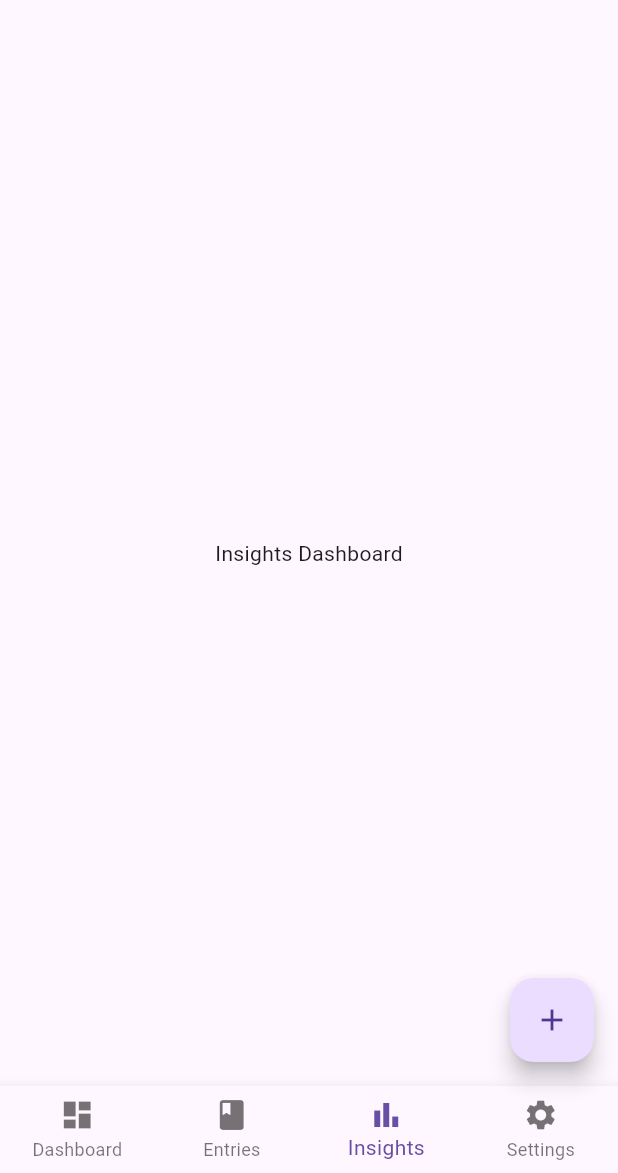
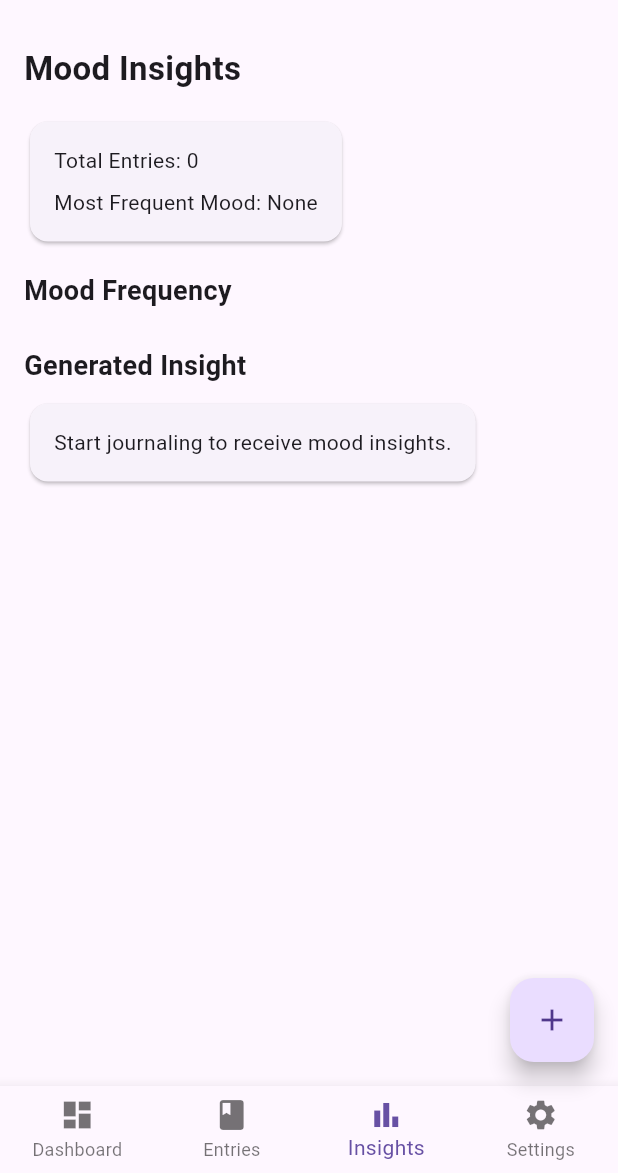
Before and after one commit to KenyNguyenn321/project-02, a Flutter app: the HomeScreen screen opened directly, item 3 of the bottom bar chosen, on a phone screen of 412 x 824 dp, the part 63-1236 px from its top. Run offline on Flutter 3.47's test engine with Material 3 defaults, Android fonts, the phone set to English and light mode, and no system bars; our stand-ins replace cloud_firestore, firebase_auth, firebase_core; accounts and stored records are empty.

Commit message:
added rule based mood insight logic
added rule based mood insight logic

```diff
--- a/keny_zen/lib/screens/insights_screen.dart
+++ b/keny_zen/lib/screens/insights_screen.dart
@@ -1,14 +1,181 @@
 import 'package:flutter/material.dart';
+import '../models/journal_entry.dart';
+import '../services/auth_service.dart';
+import '../services/firestore_service.dart';
 
 // displays mood insights and trends
 class InsightsScreen extends StatelessWidget {
   const InsightsScreen({super.key});
 
+  // count how many times each mood appears
+  Map<String, int> _countMoods(List<JournalEntry> entries) {
+    final Map<String, int> moodCounts = {};
+
+    // loop through entries and count moods
+    for (final entry in entries) {
+      moodCounts[entry.mood] = (moodCounts[entry.mood] ?? 0) + 1;
+    }
+
+    return moodCounts;
+  }
+
+  // find most common mood
+  String _getMostFrequentMood(Map<String, int> moodCounts) {
+    if (moodCounts.isEmpty) {
+      return 'None';
+    }
+
+    String topMood = moodCounts.keys.first;
+    int topCount = moodCounts[topMood] ?? 0;
+
+    // find mood with highest count
+    moodCounts.forEach((mood, count) {
+      if (count > topCount) {
+        topMood = mood;
+        topCount = count;
+      }
+    });
+
+    return topMood;
+  }
+
+  // generate simple rule-based wellness insight
+  String _generateInsight(List<JournalEntry> entries, String topMood) {
+    if (entries.isEmpty) {
+      return 'Start journaling to receive mood insights.';
+    }
+
+    if (topMood == 'Stressed' || topMood == 'Overwhelmed') {
+      return 'You have logged stress often. Consider taking a short break or doing a calming activity.';
+    }
+
+    if (topMood == 'Sad') {
+      return 'You have logged sadness often. Consider writing about what caused it or reaching out to someone you trust.';
+    }
+
+    if (topMood == 'Happy' || topMood == 'Calm') {
+      return 'Your recent entries show positive emotional patterns. Keep building habits that support this mood.';
+    }
+
+    return 'Your entries show mixed emotions. Continue journaling to better understand your patterns.';
+  }
+
   @override
   Widget build(BuildContext context) {
-    return const Center(
-      // temporary placeholder
-      child: Text('Insights Dashboard'),
+    // service instances
+    final AuthService authService = AuthService();
+    final FirestoreService firestoreService = FirestoreService();
+
+    // current signed-in user
+    final user = authService.currentUser;
+
+    // show message if user is missing
+    if (user == null) {
+      return const Center(
+        child: Text('Please log in to view insights.'),
+      );
+    }
+
+    return StreamBuilder<List<JournalEntry>>(
+      // listen to entries for insight generation
+      stream: firestoreService.getEntries(user.uid),
+
+      // rebuild when entries change
+      builder: (context, snapshot) {
+        // show loading state
+        if (snapshot.connectionState == ConnectionState.waiting) {
+          return const Center(child: CircularProgressIndicator());
+        }
+
+        // show error state
+        if (snapshot.hasError) {
+          return Center(
+            child: Text('Error loading insights: ${snapshot.error}'),
+          );
+        }
+
+        // get entries
+        final entries = snapshot.data ?? [];
+
+        // mood counts for trends
+        final moodCounts = _countMoods(entries);
+
+        // most common mood
+        final topMood = _getMostFrequentMood(moodCounts);
+
+        // generated wellness suggestion
+        final insight = _generateInsight(entries, topMood);
+
+        return Padding(
+          padding: const EdgeInsets.all(16.0),
+
+          // insights layout
+          child: Column(
+            crossAxisAlignment: CrossAxisAlignment.start,
+            children: [
+              const Text(
+                'Mood Insights',
+                style: TextStyle(fontSize: 22, fontWeight: FontWeight.bold),
+              ),
+
+              const SizedBox(height: 16),
+
+              // summary card
+              Card(
+                child: Padding(
+                  padding: const EdgeInsets.all(16.0),
+
+                  // summary info
+                  child: Column(
+                    crossAxisAlignment: CrossAxisAlignment.start,
+                    children: [
+                      Text('Total Entries: ${entries.length}'),
+                      const SizedBox(height: 8),
+                      Text('Most Frequent Mood: $topMood'),
+                    ],
+                  ),
+                ),
+              ),
+
+              const SizedBox(height: 16),
+
+              const Text(
+                'Mood Frequency',
+                style: TextStyle(fontSize: 18, fontWeight: FontWeight.bold),
+              ),
+
+              const SizedBox(height: 8),
+
+              // mood frequency list
+              ...moodCounts.entries.map((moodEntry) {
+                return Card(
+                  child: ListTile(
+                    title: Text(moodEntry.key),
+                    trailing: Text('${moodEntry.value}'),
+                  ),
+                );
+              }),
+
+              const SizedBox(height: 16),
+
+              const Text(
+                'Generated Insight',
+                style: TextStyle(fontSize: 18, fontWeight: FontWeight.bold),
+              ),
+
+              const SizedBox(height: 8),
+
+              // rule-based insight
+              Card(
+                child: Padding(
+                  padding: const EdgeInsets.all(16.0),
+                  child: Text(insight),
+                ),
+              ),
+            ],
+          ),
+        );
+      },
     );
   }
 }
```
